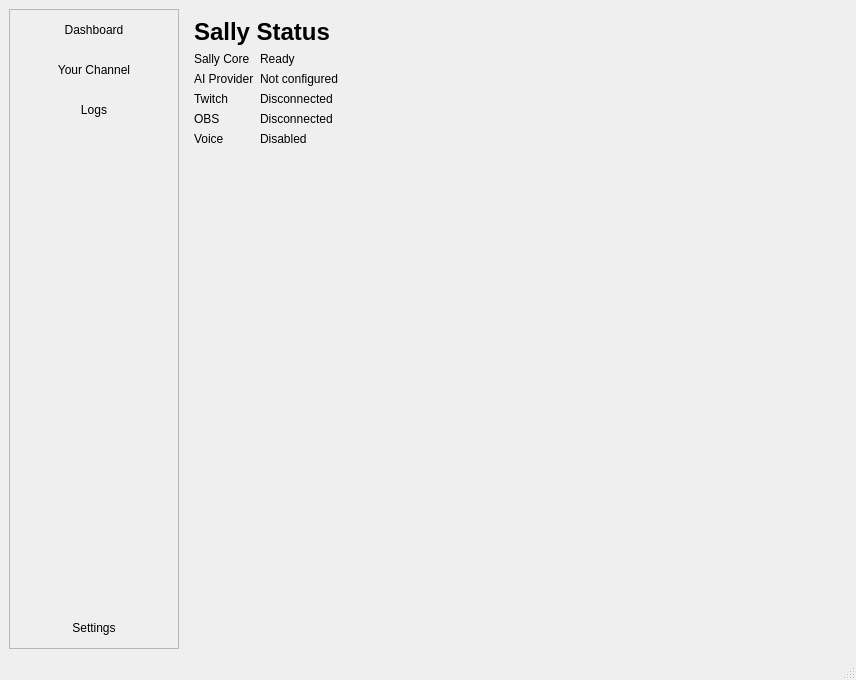
itsjusty0gurt/StreamHouse, file ui/mainwindow.ui: the form before one commit.
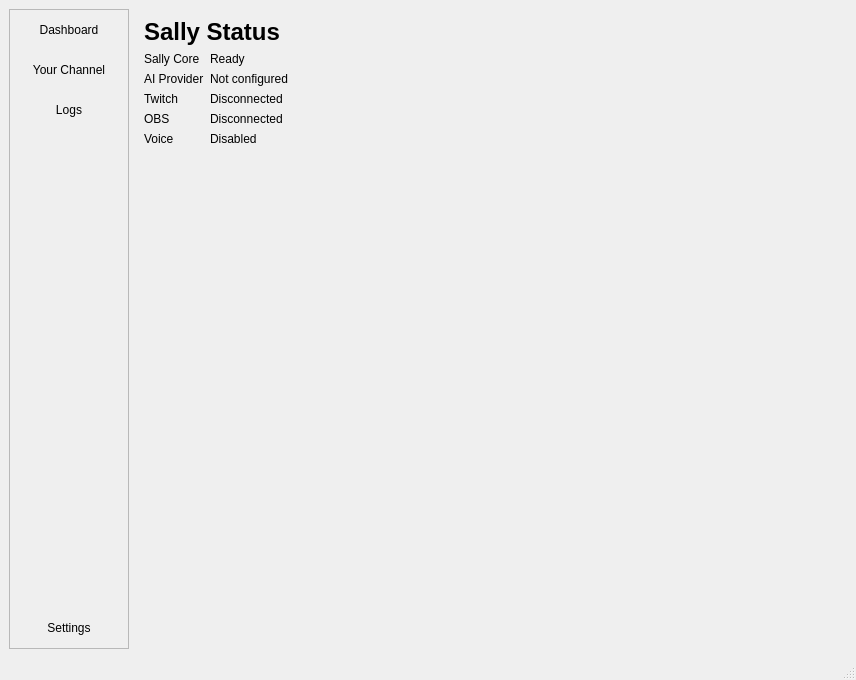
The form after the commit.

What changed in the file:
```diff
--- a/ui/mainwindow.ui
+++ b/ui/mainwindow.ui
@@ -37,13 +37,13 @@
         </property>
         <property name="minimumSize">
          <size>
-          <width>170</width>
+          <width>120</width>
           <height>0</height>
          </size>
         </property>
         <property name="maximumSize">
          <size>
-          <width>220</width>
+          <width>180</width>
           <height>16777215</height>
          </size>
         </property>
```
